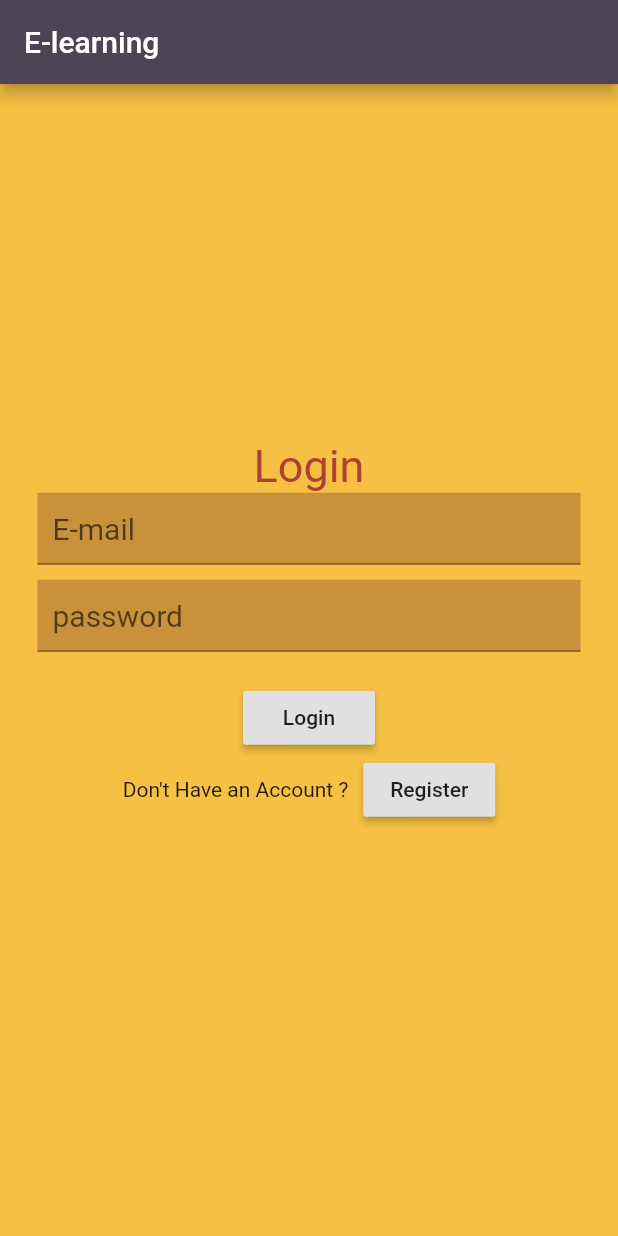
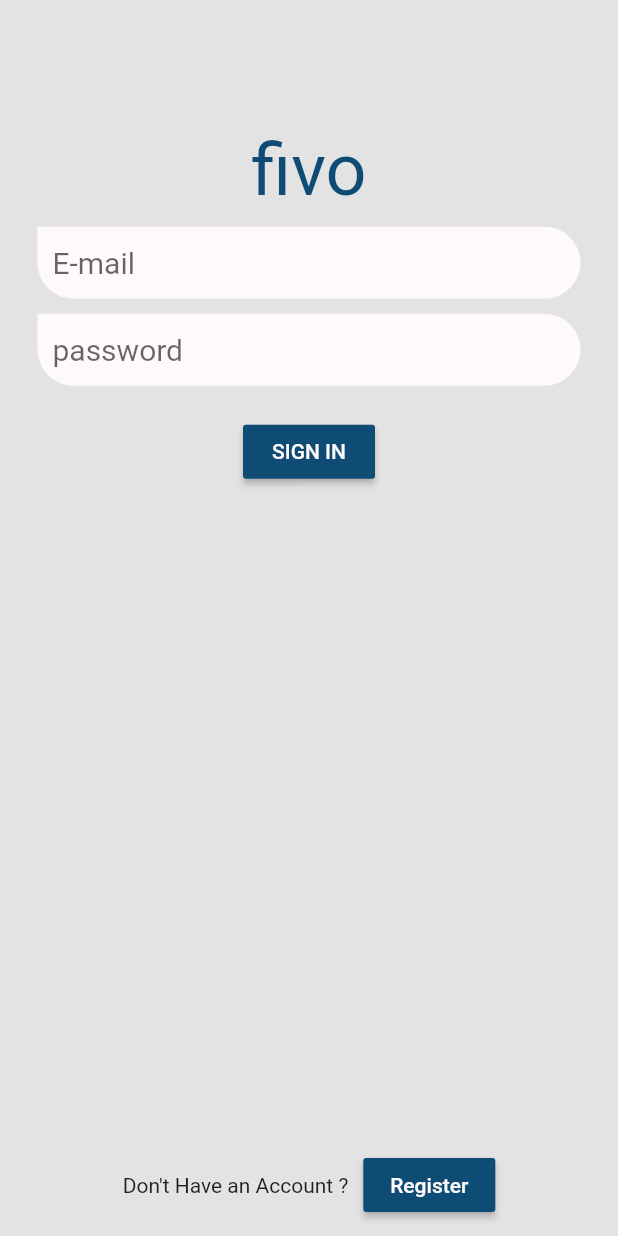
Before and after one commit to adib26/gp, a Flutter app: the screen it shows after launch, on a phone screen of 412 x 824 dp. Run offline on Flutter 3.47's test engine with Material 2 defaults, Android fonts, the phone set to English and light mode, and no system bars; our stand-ins replace cloud_firestore, file_picker, firebase_auth, firebase_storage, video_player; accounts and stored records are empty; Roboto replaces fonts that are missing (Galada).

```diff
--- /dev/null
+++ b/lib/Constraint.dart
@@ -0,0 +1,8 @@
+import 'package:flutter/material.dart';
+
+final String kappname = 'fivo';
+final Color kappbarcolor = Color(0xff0f4c75);
+final Color kappbackground = Color(0xffe4e3e3);
+final Color kapplightcolor = Color(0xff84a9ac);
+final Color kapplightcolor2 = Color(0xff3b6978);
+final Color ktextfieldauth = Color(0xfffffafa);
--- a/lib/authintication/sign-in.dart
+++ b/lib/authintication/sign-in.dart
@@ -1,11 +1,8 @@
+import 'package:flutter/cupertino.dart';
 import 'package:flutter/material.dart';
-import 'package:SemiCollege/authintication/register.dart';
-import 'package:SemiCollege/insHome/instractor.dart';
 import 'package:SemiCollege/services/auth.dart';
-import 'package:SemiCollege/authintication/authintication.dart';
-import 'package:SemiCollege/services/database.dart';
-import 'package:SemiCollege/studentHome/student.dart';
-import 'package:SemiCollege/models/user.dart';
+import 'package:SemiCollege/Constraint.dart';
+
 // login ui
 
 class login extends StatefulWidget {
@@ -27,37 +24,48 @@ class _loginState extends State<login> {
   @override
   Widget build(BuildContext context) {
     return Scaffold(
-      backgroundColor: Color.fromRGBO(245, 192, 67, 1),
-      appBar: AppBar(
-        title: Text(
-          'E-learning',
-          style: TextStyle(fontSize: 20),
-        ),
-        backgroundColor: Color.fromRGBO(77, 69, 87, 1),
-      ),
+      resizeToAvoidBottomPadding: false,
+      backgroundColor: kappbackground,
       body: Form(
         key: _formkey,
-        child: Center(
-          child: ListView(
-            shrinkWrap: true,
+        child: Column(
           children: <Widget>[
-              Column(
-                  mainAxisAlignment: MainAxisAlignment.center,
+            Expanded(
+              flex: 1,
+              child: Container(),
+            ),
+            Expanded(
+              flex: 6,
+              child: Column(
                 children: <Widget>[
                   Text(
-                      'Login',
+                    kappname,
                     style: TextStyle(
-                          color: Color.fromRGBO(173, 65, 51, 1),
-                          fontSize: 30,
-                          fontFamily: 'Galada'),
+                      color: kappbarcolor,
+                      fontSize: 48,
+                    ),
+                  ),
+                  SizedBox(
+                    height: 10,
                   ),
                   Container(
                     margin: EdgeInsets.fromLTRB(25, 0, 25, 10),
-                      color: Color.fromRGBO(100, 35, 39, 0.3),
+                    decoration: BoxDecoration(
+                        borderRadius: BorderRadius.only(
+                            bottomRight: Radius.circular(28),
+                            bottomLeft: Radius.circular(28),
+                            topRight: Radius.circular(28)),
+                        color: ktextfieldauth),
                     child: TextFormField(
+                      cursorColor: kappbarcolor,
                       decoration: new InputDecoration(
+                        focusedBorder: InputBorder.none,
+                        enabledBorder: InputBorder.none,
+                        errorBorder: InputBorder.none,
+                        disabledBorder: InputBorder.none,
                         hintText: 'E-mail',
-                            contentPadding: EdgeInsets.fromLTRB(10, 0, 10, 0)),
+                        contentPadding: EdgeInsets.fromLTRB(10, 0, 10, 0),
+                      ),
                       onChanged: (val) {
                         setState(() => email = val);
                       },
@@ -68,12 +76,22 @@ class _loginState extends State<login> {
                   ),
                   Container(
                     margin: EdgeInsets.fromLTRB(25, 0, 25, 20),
-                      color: Color.fromRGBO(100, 35, 39, 0.3),
+                    decoration: BoxDecoration(
+                        borderRadius: BorderRadius.only(
+                            topRight: Radius.circular(28),
+                            bottomLeft: Radius.circular(28),
+                            bottomRight: Radius.circular(28)),
+                        color: ktextfieldauth),
                     child: TextFormField(
                       obscureText: true,
+                      cursorColor: kappbarcolor,
                       validator: (val) =>
                           val == null ? 'Enter your password' : null,
                       decoration: new InputDecoration(
+                        focusedBorder: InputBorder.none,
+                        enabledBorder: InputBorder.none,
+                        errorBorder: InputBorder.none,
+                        disabledBorder: InputBorder.none,
                         hintText: 'password',
                         contentPadding: EdgeInsets.fromLTRB(10, 0, 10, 0),
                       ),
@@ -83,8 +101,13 @@ class _loginState extends State<login> {
                       style: TextStyle(fontSize: 20),
                     ),
                   ),
-                    RaisedButton(
-                      child: Text('Login'),
+                  Container(
+                    child: RaisedButton(
+                      child: Text(
+                        'SIGN IN',
+                      ),
+                      color: kappbarcolor,
+                      textColor: ktextfieldauth,
                       onPressed: () async {
                         if (_formkey.currentState.validate()) {
                           dynamic result = await _auth.login(email, password);
@@ -96,6 +119,22 @@ class _loginState extends State<login> {
                           }
                         }
                       },
+                      splashColor: Colors.blueGrey,
+                    ),
+                  ),
+                  SizedBox(
+                    height: 20,
+                  ),
+                  Text(
+                    error.toString(),
+                    style: TextStyle(color: Colors.red),
+                  ),
+                ],
+              ),
+            ),
+            Expanded(
+              flex: 2,
+              child: Container(),
             ),
             Row(
               mainAxisAlignment: MainAxisAlignment.center,
@@ -105,22 +144,20 @@ class _loginState extends State<login> {
                   width: 10,
                 ),
                 RaisedButton(
-                            child: Text('Register'),
+                    child: Text(
+                      'Register',
+                    ),
+                    color: kappbarcolor,
+                    textColor: ktextfieldauth,
                     onPressed: () {
                       widget.toogleview();
                     }),
               ],
             ),
             SizedBox(
-                      height: 20,
+              height: 10,
             ),
-                    Text(
-                      error.toString(),
-                      style: TextStyle(color: Colors.red),
-                    ),
-                  ]),
           ],
-          ),
         ),
       ),
     );
--- a/lib/main.dart
+++ b/lib/main.dart
@@ -16,7 +16,7 @@ class myapp extends StatelessWidget {
     return StreamProvider<users>.value(
       value: authService().user,
       child: MaterialApp(
-        home: wrapper(),
+        home: SafeArea(child: wrapper()),
       ),
     );
   }
```
Also changed, not shown: lib/authintication/register.dart (+67 -29 lines). Lines whose indentation alone changed are shown as unchanged.
